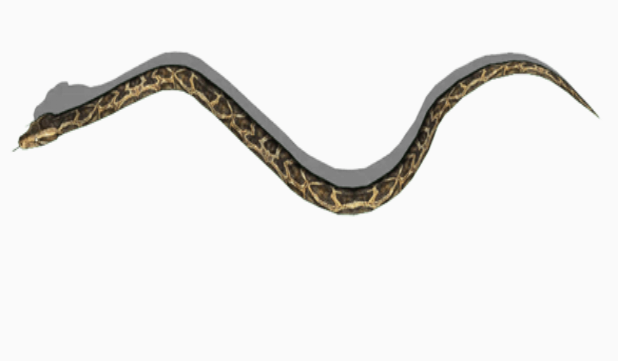
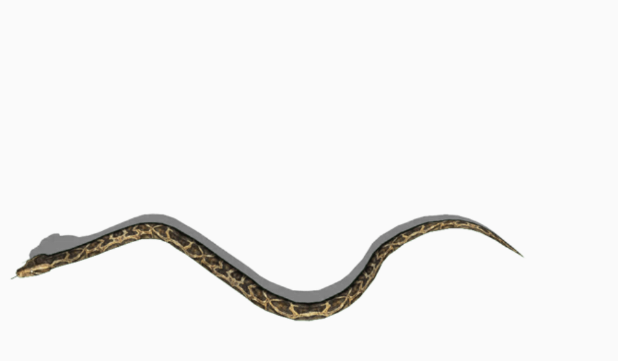
Before and after one commit to huutho-dev/SnakeCrawl, an Android app: the layout snake.xml on its own in the app's theme, with its tools: preview values and no code run, on a phone screen of 412 x 824 dp. Shown: the top 361 px of the screen. Run offline under Robolectric (Android 15) with nearby library versions, the phone set to English and light mode, and no system bars.

Commit message:
update layout snake for new resource

```diff
--- a/app/src/main/res/layout/snake.xml
+++ b/app/src/main/res/layout/snake.xml
@@ -7,8 +7,8 @@
     >
 
     <FrameLayout
-        android:layout_width="wrap_content"
-        android:layout_height="wrap_content"
+        android:layout_width="360dp"
+        android:layout_height="360dp"
         android:layout_centerInParent="true"
         android:layout_gravity="center"
         android:scaleType="centerCrop"
@@ -16,12 +16,12 @@
 
         <ImageView
             android:id="@+id/image"
-            android:layout_width="wrap_content"
-            android:layout_height="wrap_content"
+            android:layout_width="match_parent"
+            android:layout_height="120dp"
             android:layout_centerInParent="true"
             android:layout_gravity="center"
             android:background="@drawable/snake_crawl"
-            android:scaleType="fitCenter"
+            android:scaleType="center"
             />
 
     </FrameLayout>
```
